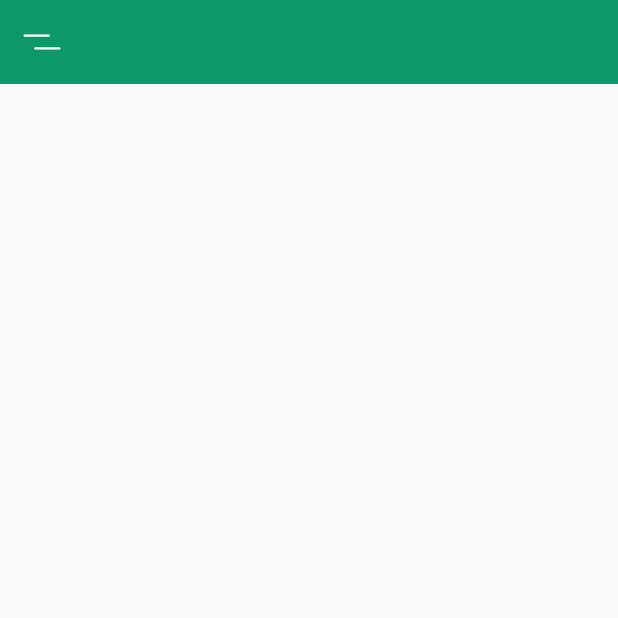
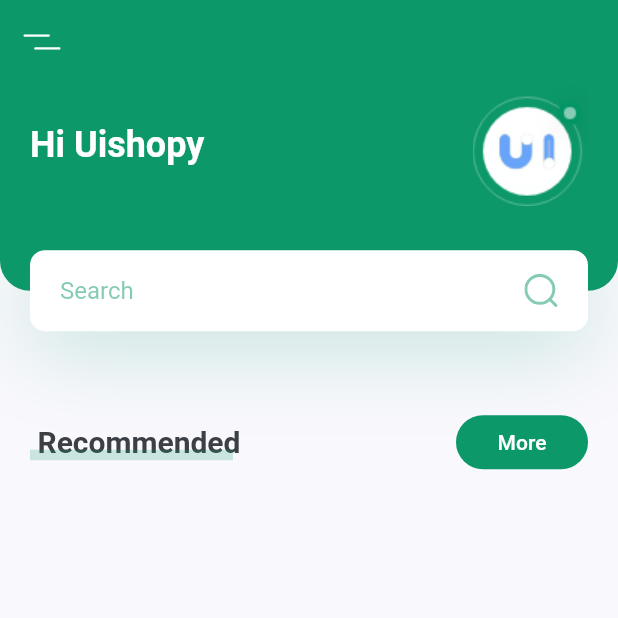
Before and after one commit to CheolheeLee0/flutter_intro, a Flutter app: the screen it shows after launch, on a phone screen of 412 x 824 dp, the top half of it. Run offline on Flutter 3.47's test engine with Material 2 defaults, Android fonts, the phone set to English and light mode, and no system bars; our stand-ins replace flutter_svg.

Commit message:
Add header_with_searchbox, title_with_more_btn

```diff
--- a/lib/main.dart
+++ b/lib/main.dart
@@ -4,7 +4,7 @@
 
 import 'package:flutter/material.dart';
 import 'package:flutter_intro/constraints.dart';
-import 'package:flutter_intro/screens/home/components/home_screen.dart';
+import 'package:flutter_intro/screens/home/home_screen.dart';
 
 void main() {
   runApp(MyApp());
--- /dev/null
+++ b/lib/screens/home/components/body.dart
@@ -0,0 +1,25 @@
+import 'package:flutter/material.dart';
+import 'package:flutter_intro/constraints.dart';
+import 'package:flutter_intro/screens/home/components/header_with_searchbox.dart';
+import 'package:flutter_intro/screens/home/components/title_with_more_btn.dart';
+import 'package:flutter_svg/svg.dart';
+
+class Body extends StatelessWidget {
+  @override
+  Widget build(BuildContext context) {
+    // 앱 화면 크기 알아내기
+    Size size = MediaQuery.of(context).size;
+    // small devices에서 스크롤 가능하게 함.
+    return SingleChildScrollView(
+      child: Column(
+        children: <Widget>[
+          HeaderWithSearchBox(size: size),
+          TitleWithMoreBtn(
+            text: "Recommended",
+            press: () {},
+          ),
+        ],
+      ),
+    );
+  }
+}
--- /dev/null
+++ b/lib/screens/home/components/header_with_searchbox.dart
@@ -0,0 +1,98 @@
+import 'package:flutter/material.dart';
+import 'package:flutter_intro/constraints.dart';
+import 'package:flutter_svg/svg.dart';
+
+class HeaderWithSearchBox extends StatelessWidget {
+  const HeaderWithSearchBox({
+    Key key,
+    @required this.size,
+  }) : super(key: key);
+
+  final Size size;
+
+  @override
+  Widget build(BuildContext context) {
+    return Container(
+      margin: EdgeInsets.only(
+        bottom: kDefaultPadding * 2.5,
+      ),
+      // 전체 높이의 20%
+      height: size.height * 0.2,
+      child: Stack(
+        children: <Widget>[
+          Container(
+            padding: EdgeInsets.only(
+              left: kDefaultPadding,
+              right: kDefaultPadding,
+              bottom: kDefaultPadding + 36,
+            ),
+            height: size.height * 0.2 - 27,
+            // decoration으로 꾸미기
+            decoration: BoxDecoration(
+              color: kPrimaryColor,
+              borderRadius: BorderRadius.only(
+                bottomLeft: Radius.circular(20),
+                bottomRight: Radius.circular(20),
+              ),
+            ),
+            child: Row(
+              children: [
+                Text(
+                  'Hi Uishopy',
+                  style: Theme.of(context).textTheme.headline5.copyWith(
+                        color: Colors.white,
+                        fontWeight: FontWeight.bold,
+                      ),
+                ),
+                Spacer(),
+                Image.asset("assets/images/logo.png"),
+              ],
+            ),
+          ),
+          // 위치 지정
+          Positioned(
+            bottom: 0,
+            left: 0,
+            right: 0,
+            child: Container(
+              alignment: Alignment.center,
+              margin: EdgeInsets.symmetric(horizontal: kDefaultPadding),
+              padding: EdgeInsets.symmetric(horizontal: kDefaultPadding),
+              height: 54,
+              decoration: BoxDecoration(
+                color: Colors.white,
+                borderRadius: BorderRadius.circular(10),
+                boxShadow: [
+                  BoxShadow(
+                    offset: Offset(0, 10),
+                    blurRadius: 50,
+                    color: kPrimaryColor.withOpacity(0.23),
+                  )
+                ],
+              ),
+              child: Row(
+                children: <Widget>[
+                  Expanded(
+                    child: TextField(
+                      onChanged: (value) {},
+                      decoration: InputDecoration(
+                        hintText: "Search",
+                        hintStyle: TextStyle(
+                          color: kPrimaryColor.withOpacity(0.5),
+                        ),
+                        enabledBorder: InputBorder.none,
+                        focusedBorder: InputBorder.none,
+                      ),
+                    ),
+                  ),
+                  // 오른쪽에
+                  SvgPicture.asset("assets/icons/search.svg"),
+                ],
+              ),
+            ),
+          )
+        ],
+      ),
+    );
+  }
+}
--- /dev/null
+++ b/lib/screens/home/components/title_with_more_btn.dart
@@ -0,0 +1,79 @@
+import 'package:flutter/material.dart';
+import 'package:flutter_intro/constraints.dart';
+
+class TitleWithMoreBtn extends StatelessWidget {
+  const TitleWithMoreBtn({
+    Key key,
+    this.text,
+    this.press,
+  }) : super(key: key);
+
+  final String text;
+  final Function press;
+  @override
+  Widget build(BuildContext context) {
+    return Padding(
+      padding: const EdgeInsets.symmetric(horizontal: kDefaultPadding),
+      child: Row(
+        children: [
+          TitleWithCustomUnderline(text: text),
+          Spacer(),
+          // ignore: deprecated_member_use
+          FlatButton(
+            shape: RoundedRectangleBorder(
+              borderRadius: BorderRadius.circular(20),
+            ),
+            color: kPrimaryColor,
+            onPressed: press,
+            child: Text(
+              "More",
+              style: TextStyle(color: Colors.white),
+            ),
+          ),
+        ],
+      ),
+    );
+  }
+}
+
+class TitleWithCustomUnderline extends StatelessWidget {
+  const TitleWithCustomUnderline({
+    Key key,
+    this.text,
+  }) : super(key: key);
+
+  final String text;
+
+  @override
+  Widget build(BuildContext context) {
+    return Container(
+      height: 24,
+      child: Stack(
+        children: [
+          Padding(
+            padding: const EdgeInsets.only(
+              left: kDefaultPadding / 4,
+            ),
+            child: Text(
+              text,
+              style: TextStyle(
+                fontSize: 20,
+                fontWeight: FontWeight.bold,
+              ),
+            ),
+          ),
+          Positioned(
+            bottom: 0,
+            left: 0,
+            right: 0,
+            child: Container(
+              margin: EdgeInsets.only(right: kDefaultPadding / 4),
+              height: 7,
+              color: kPrimaryColor.withOpacity(0.2),
+            ),
+          ),
+        ],
+      ),
+    );
+  }
+}
--- a/lib/screens/home/components/home_screen.dart
+++ b/lib/screens/home/home_screen.dart
@@ -1,4 +1,5 @@
 import 'package:flutter/material.dart';
+import 'package:flutter_intro/screens/home/components/body.dart';
 import 'package:flutter_svg/svg.dart';
 
 class HomeScreen extends StatelessWidget {
@@ -8,6 +9,7 @@ class HomeScreen extends StatelessWidget {
   Widget build(BuildContext context) {
     return Scaffold(
       appBar: buildAppBar(),
+      body: Body(),
     );
   }
 
```
